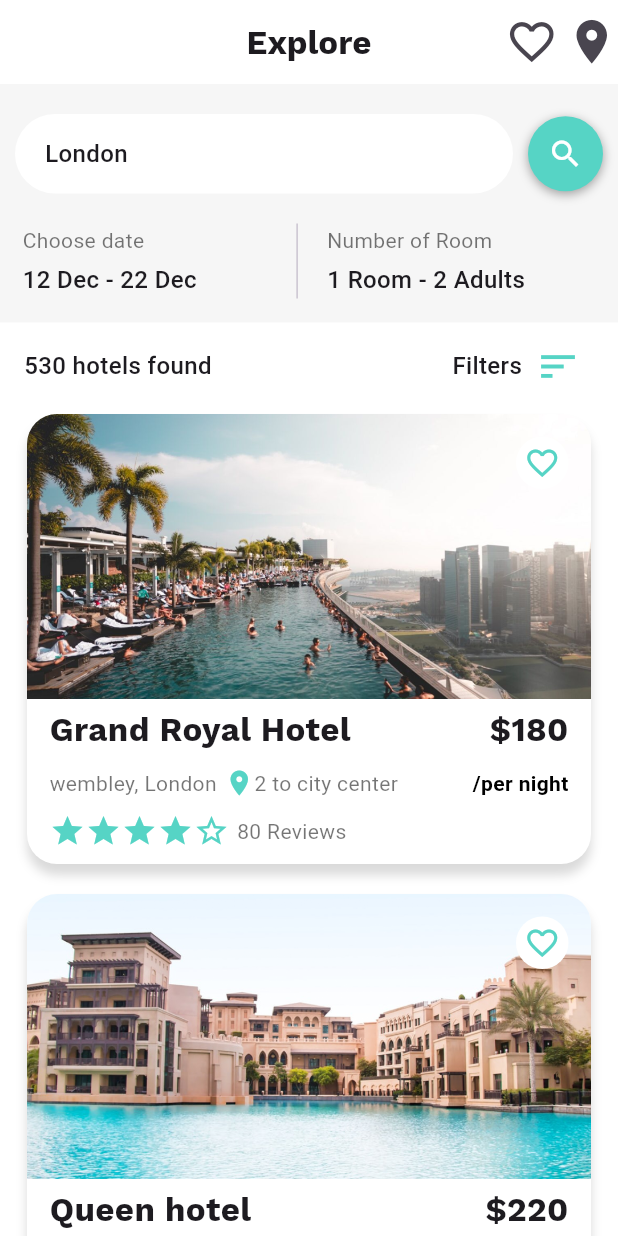
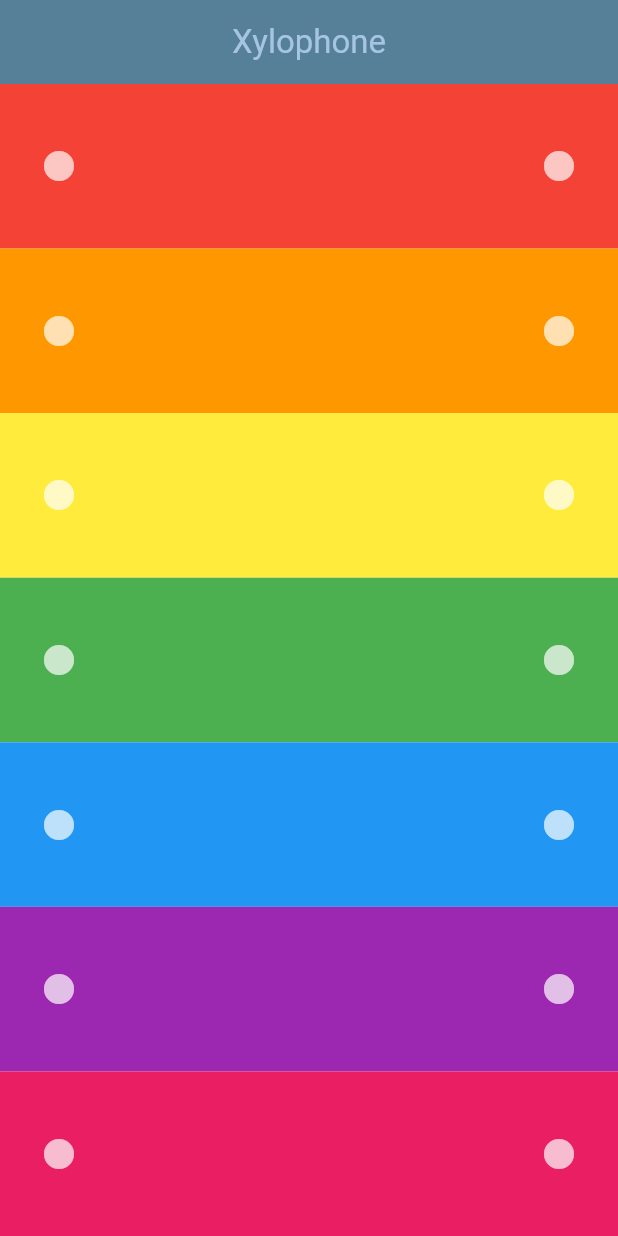
Before and after one commit to hussamburqan/flutter_ui_samples, a Flutter app: the screen it shows after launch, on a phone screen of 412 x 824 dp. Run offline on Flutter 3.47's test engine with Material 3 defaults, Android fonts, the phone set to English and light mode, and no system bars; our stand-ins replace just_audio; Roboto replaces fonts that are missing (Reborn).

Commit message:
Xylophone Sample

```diff
--- /dev/null
+++ b/lib/Xylophone_ui_simple/main_Xylophone.dart
@@ -0,0 +1,13 @@
+import 'package:flutter/material.dart';
+import 'package:flutter_ui_samples/Xylophone_ui_simple/views/HomePage/home_page.dart';
+
+class MyAppXylophone extends StatelessWidget {
+  const MyAppXylophone ({super.key});
+
+  @override
+  Widget build(BuildContext context) {
+    return MaterialApp(
+        home: HomePage()
+    );
+  }
+}
--- /dev/null
+++ b/lib/Xylophone_ui_simple/views/HomePage/home_page.dart
@@ -0,0 +1,61 @@
+import 'package:flutter/material.dart';
+import 'package:just_audio/just_audio.dart';
+
+class HomePage extends StatelessWidget {
+  const HomePage({super.key});
+
+  @override
+  Widget build(BuildContext context) {
+
+    return Scaffold(
+      appBar: AppBar(
+        backgroundColor: Color(0xFF567F98),
+        centerTitle: true ,
+        title: Text('Xylophone',style: TextStyle(color: Color(0xFFA6C5E2)),),
+      ),
+      body: Column(
+        children: [
+          MusicCard(color: Colors.red, path: 'assets/Xylophone/audio/note1.wav',),
+          MusicCard(color: Colors.orange, path: 'assets/Xylophone/audio/note2.wav'),
+          MusicCard(color: Colors.yellow, path: 'assets/Xylophone/audio/note3.wav'),
+          MusicCard(color: Colors.green, path: 'assets/Xylophone/audio/note4.wav'),
+          MusicCard(color: Colors.blue, path: 'assets/Xylophone/audio/note5.wav'),
+          MusicCard(color: Colors.purple, path: 'assets/Xylophone/audio/note6.wav'),
+          MusicCard(color: Colors.pink, path: 'assets/Xylophone/audio/note7.wav'),
+        ],
+      ),
+    );
+  }
+}
+
+class MusicCard extends StatelessWidget {
+  final Color color;
+  final String path;
+
+  const MusicCard({super.key, required this.color, required this.path});
+
+  @override
+  Widget build(BuildContext context) {
+    return Expanded(
+      child: GestureDetector(
+        onTap: () async {
+            final player = AudioPlayer();
+            await player.setAsset(path);
+            await player.play();
+            player.dispose();
+          },
+        child: Container(
+          color: color,
+          child: Row(
+            mainAxisAlignment: MainAxisAlignment.spaceAround,
+            children: [
+              Icon(Icons.circle, color: Colors.white70),
+              SizedBox(width: 200,),
+              Icon(Icons.circle, color: Colors.white70),
+            ],
+          ),
+        ),
+      ),
+    );
+  }
+}
--- a/lib/hotel_ui_sample/main_explore.dart
+++ b/lib/hotel_ui_sample/main_explore.dart
@@ -1,5 +1,5 @@
 import 'package:flutter/material.dart';
-import 'package:flutter_ui_samples/hotel_ui_sample/views/HomePage/homepage.dart';
+import 'package:flutter_ui_samples/hotel_ui_sample/views/HomePage/home_page.dart';
 
 class MyAppExplore extends StatelessWidget {
   const MyAppExplore({super.key});
--- a/lib/hotel_ui_sample/views/HomePage/homepage.dart
+++ b/lib/hotel_ui_sample/views/HomePage/home_page.dart
@@ -25,7 +25,7 @@ class HomePage extends StatelessWidget {
               Icons.favorite_border,
               size: 35,
             ),
-            SizedBox(width: 5,),
+            sizedBoxW5,
             Icon(
               Icons.location_on,
               size: 35,
@@ -34,6 +34,7 @@ class HomePage extends StatelessWidget {
         ),
         body: Column(
           children: [
+
             Padding(
               padding: EdgeInsets.symmetric(horizontal: 10, vertical: 20),
               child: Row(
@@ -76,6 +77,7 @@ class HomePage extends StatelessWidget {
                 ],
               ),
             ),
+
             Padding(
               padding: EdgeInsets.only(right: 15, left: 15, bottom: 16),
               child: Row(
@@ -115,10 +117,10 @@ class HomePage extends StatelessWidget {
                     ],
                   ),
                   sizedBoxW35,
-
                 ],
               ),
             ),
+
             Expanded(
               child: Container(
                 color: Colors.white,
@@ -150,13 +152,14 @@ class HomePage extends StatelessWidget {
                         ],
                       ),
                     ),
+
                     Flexible(
                       child: Padding(
                         padding: const EdgeInsets.symmetric(horizontal: 10),
                         child: ListView.builder(
                             itemCount: hotels.length,
                             itemBuilder: (context, index) {
-                              return hotelCard(hotel: hotels[index]);
+                              return HotelCard(hotel: hotels[index]);
                             },
                         ),
                       ),
--- a/lib/hotel_ui_sample/views/HomePage/hotel_card.dart
+++ b/lib/hotel_ui_sample/views/HomePage/hotel_card.dart
@@ -2,13 +2,14 @@ import 'package:flutter/material.dart';
 import '../../models/hotel_model.dart';
 import '../../style/styles.dart';
 
-class hotelCard extends StatelessWidget {
+class HotelCard extends StatelessWidget {
   final HotelModel hotel;
 
-  const hotelCard({super.key, required this.hotel});
+  const HotelCard({super.key, required this.hotel});
 
   @override
   Widget build(BuildContext context) {
+
     return Padding(
       padding: const EdgeInsets.only(top: 8, bottom: 12, right: 8,left: 8),
       child: Container(
@@ -26,8 +27,10 @@ class hotelCard extends StatelessWidget {
         height: 300,
         child: Column(
           children: [
+
             Stack(
               children: [
+
                 Positioned(
                   child: Column(
                     children: [
@@ -44,6 +47,13 @@ class hotelCard extends StatelessWidget {
                           ),
                         ),
                       ),
+                    ],
+                  ),
+                ),
+                favoriteButton(),
+              ],
+            ),
+
             Padding(
               padding: const EdgeInsets.symmetric(
                 vertical: 5,
@@ -123,16 +133,9 @@ class hotelCard extends StatelessWidget {
           ],
         ),
       ),
-                favoriteButton(),
-              ],
-            ),
-          ],
-        ),
-      ),
     );
   }
 }
-
 
 class favoriteButton extends StatefulWidget {
   const favoriteButton({super.key});
@@ -143,6 +146,7 @@ class favoriteButton extends StatefulWidget {
 
 class _favoriteButtonState extends State<favoriteButton> {
   bool isFavorite = false;
+
   @override
   Widget build(BuildContext context) {
     return  Positioned(
--- a/lib/main.dart
+++ b/lib/main.dart
@@ -1,7 +1,6 @@
 import 'package:flutter/material.dart';
-
-import 'hotel_ui_sample/main_explore.dart';
+import 'package:flutter_ui_samples/Xylophone_ui_simple/main_Xylophone.dart';
 
 void main() {
-  runApp(const MyAppExplore());
+  runApp(const MyAppXylophone());
 }
```
Also changed, not shown: pubspec.yaml (+22 -5 lines), assets/Xylophone/icons/icon.png (added), lib/hotel_ui_sample/models/repo.dart (deleted), lib/hotel_ui_sample/style/styles.dart (line endings or trailing spaces), pubspec.lock, 52 other files. Lines whose indentation alone changed are shown as unchanged.
